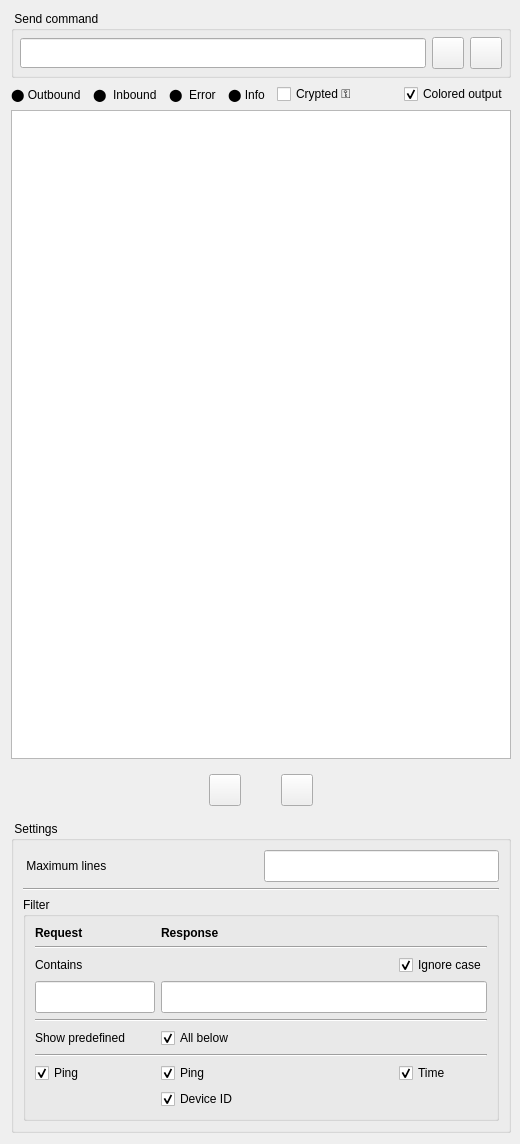
The window that src/ui/debug.ui (AceOfSnakes/NetRC) describes before a commit, drawn with Qt 5.
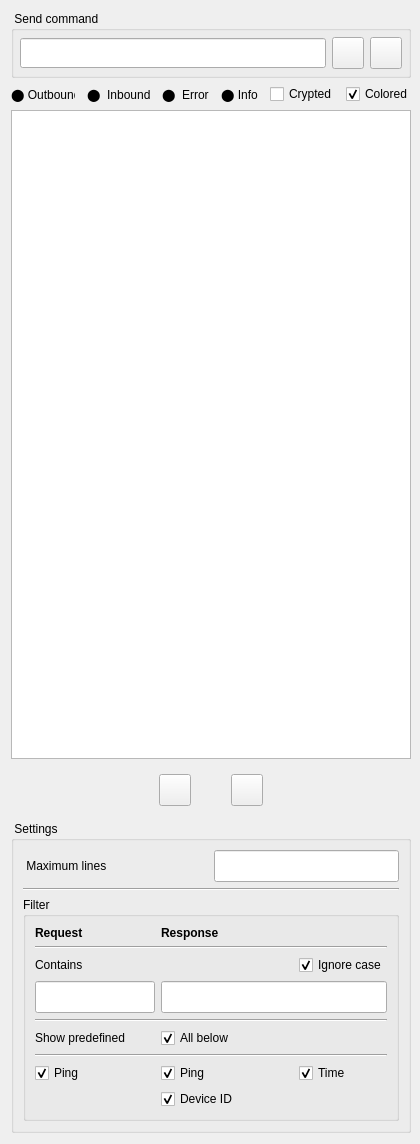
The same window after the commit. Icons and pictures are not drawn.

Commit message: re-dine crypto debug

```diff
--- a/src/ui/debug.ui
+++ b/src/ui/debug.ui
@@ -9,7 +9,7 @@
    <rect>
     <x>0</x>
     <y>0</y>
-    <width>520</width>
+    <width>420</width>
     <height>1144</height>
    </rect>
   </property>
@@ -21,13 +21,13 @@
   </property>
   <property name="minimumSize">
    <size>
-    <width>520</width>
+    <width>420</width>
     <height>0</height>
    </size>
   </property>
   <property name="maximumSize">
    <size>
-    <width>520</width>
+    <width>443</width>
     <height>1144</height>
    </size>
   </property>
@@ -48,7 +48,7 @@
      </property>
      <property name="minimumSize">
       <size>
-       <width>500</width>
+       <width>400</width>
        <height>0</height>
       </size>
      </property>
@@ -178,7 +178,7 @@
      <item row="0" column="10">
       <widget class="QCheckBox" name="coloredOutputCheckBox">
        <property name="text">
-        <string>Colored output</string>
+        <string>Colored</string>
        </property>
        <property name="checked">
         <bool>true</bool>
@@ -238,8 +238,8 @@
      </property>
      <property name="minimumSize">
       <size>
-       <width>500</width>
-       <height>501</height>
+       <width>400</width>
+       <height>480</height>
       </size>
      </property>
      <property name="focusPolicy">
@@ -260,7 +260,7 @@
      </property>
      <property name="minimumSize">
       <size>
-       <width>500</width>
+       <width>400</width>
        <height>48</height>
       </size>
      </property>
@@ -422,7 +422,7 @@
      </property>
      <property name="minimumSize">
       <size>
-       <width>500</width>
+       <width>400</width>
        <height>0</height>
       </size>
      </property>
```
The commit also changes 4 other files.
